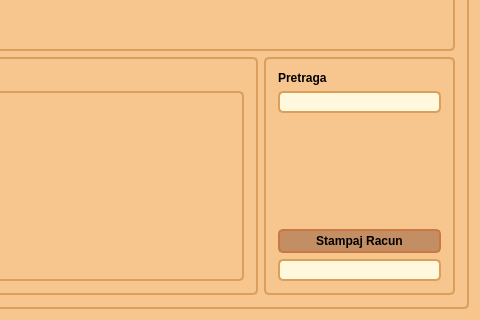
Before: the Qt Designer form qt_prototip/mainwindow.ui in p-anna/pharmacy, drawn with Qt 5; both pictures show x 342 to 822 and y 242 to 562 of the 822 by 562 pixel window.
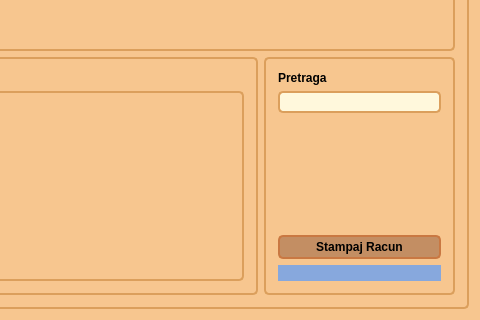
After: the same form once the commit is applied. The open tabs and pages were chosen to show the change. Icons and pictures are not drawn.

The edit to the form file:
```diff
--- a/qt_prototip/mainwindow.ui
+++ b/qt_prototip/mainwindow.ui
@@ -372,7 +372,23 @@
               </widget>
              </item>
              <item>
-              <widget class="QLineEdit" name="lineEditTotalAmount"/>
+              <widget class="QLineEdit" name="lineEditTotalAmount">
+               <property name="styleSheet">
+                <string notr="true">QLineEdit {
+background-color: #87a8dd;
+
+border-width: 0px;
+
+border-color: #c97842;
+
+border-radius: 10;
+
+padding: 0px;
+
+color: #14489b;
+}</string>
+               </property>
+              </widget>
              </item>
             </layout>
            </widget>
```
